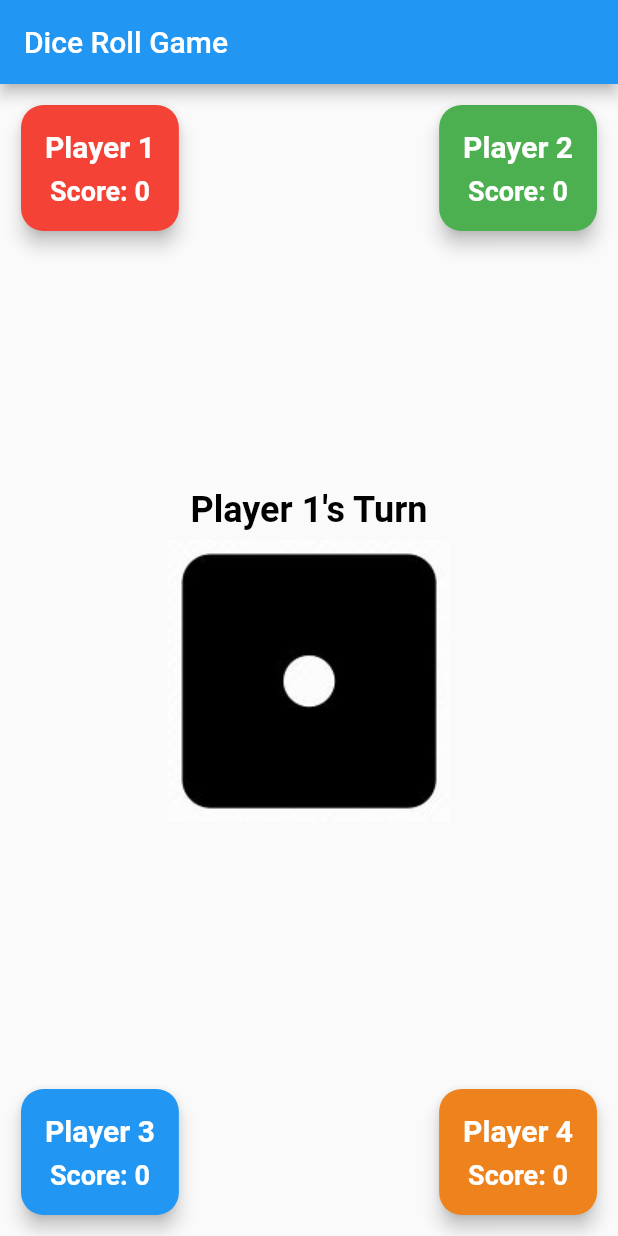
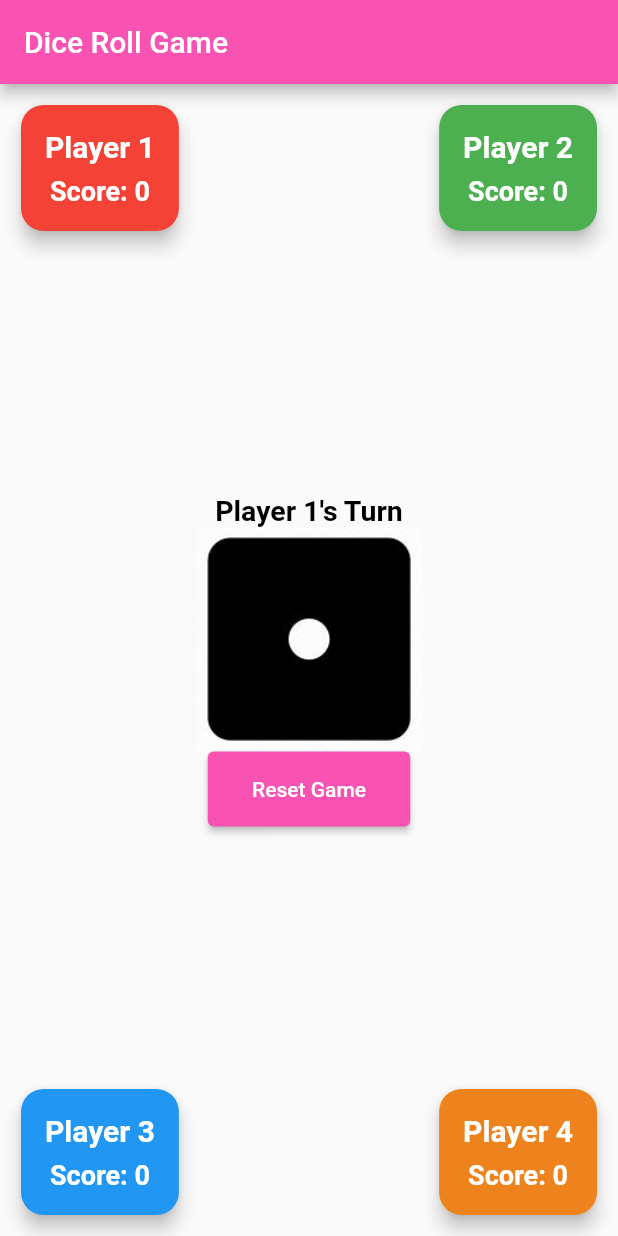
Before and after one commit to muhammaduzairrazaq/dicerollgame, a Flutter app: the screen it shows after launch, on a phone screen of 412 x 824 dp. Run offline on Flutter 3.47's test engine with Material 2 defaults, Android fonts, the light colour scheme and no system bars.

Commit message:
main.dart changed

```diff
--- a/ludogame_flutterapp/lib/main.dart
+++ b/ludogame_flutterapp/lib/main.dart
@@ -9,9 +9,11 @@ class DiceRollApp extends StatelessWidget {
   @override
   Widget build(BuildContext context) {
     return MaterialApp(
+      debugShowCheckedModeBanner: false,
       home: Scaffold(
         appBar: AppBar(
           title: Text('Dice Roll Game'),
+          backgroundColor: Color.fromRGBO(248, 82, 179, 1),
         ),
         body: Center(
           child: DiceRollScreen(),
@@ -26,69 +28,46 @@ class DiceRollScreen extends StatefulWidget {
   _DiceRollScreenState createState() => _DiceRollScreenState();
 }
 
-class _DiceRollScreenState extends State<DiceRollScreen>
-    with SingleTickerProviderStateMixin {
-  late AnimationController _controller;
-  late Animation<double> _animation;
-
+class _DiceRollScreenState extends State<DiceRollScreen> {
   int _currentValue = 1;
   int _currentPlayer = 1;
   List<int> _playerScores = [0, 0, 0, 0];
   int _turnCount = 0;
 
-  @override
-  void initState() {
-    super.initState();
-    _controller = AnimationController(
-      vsync: this,
-      duration: Duration(seconds: 2),
-    );
+  bool _rolling = false;
 
-    _animation = Tween(begin: 0.0, end: 1.0).animate(
-      CurvedAnimation(
-        parent: _controller,
-        curve: Curves.easeInOut,
-      ),
-    )..addListener(() {
+  void _rollDice() {
+    if (_rolling) {
+      return;
+    }
+
+    int rollValue = Random().nextInt(6) + 1;
     setState(() {
-        _currentValue = (_animation.value * 6).ceil();
-      });
+      _rolling = true;
+      _currentValue = rollValue;
     });
 
-    _controller.addStatusListener((status) {
-      if (status == AnimationStatus.completed) {
-        _controller.reset();
     setState(() {
-          _currentValue = Random().nextInt(6) + 1;
-          _playerScores[_currentPlayer - 1] += _currentValue;
+      _rolling = false;
+      _playerScores[_currentPlayer - 1] += rollValue;
 
-          if (++_turnCount >= 12) {
+      if (rollValue != 6) {
+        _turnCount++;
+      }
+
+      if (rollValue == 6) {
+        return;
+      }
+
+      if (_turnCount >= 12) {
         _showWinnerDialog();
       } else {
         _currentPlayer = (_currentPlayer % 4) + 1;
       }
     });
   }
-    });
-  }
-
-  @override
-  void dispose() {
-    _controller.dispose();
-    super.dispose();
-  }
-
-  void _rollDice() {
-    if (_controller.isAnimating) {
-      return;
-    }
-    _controller.forward();
-  }
 
   void _showWinnerDialog() {
-    showDialog(
-      context: context,
-      builder: (context) {
     int maxScore = _playerScores.reduce(max);
     List<int> winners = [];
     for (int i = 0; i < _playerScores.length; i++) {
@@ -96,6 +75,9 @@ class _DiceRollScreenState extends State<DiceRollScreen>
         winners.add(i + 1);
       }
     }
+    showDialog(
+      context: context,
+      builder: (context) {
         return AlertDialog(
           title: Text('Game Over'),
           content: Text('Player $winners win with a score of $maxScore!'),
@@ -164,35 +146,31 @@ class _DiceRollScreenState extends State<DiceRollScreen>
           child: Column(
             mainAxisAlignment: MainAxisAlignment.center,
             crossAxisAlignment: CrossAxisAlignment.center,
-            children: <Widget>[
+            children: [
               Text(
                 'Player $_currentPlayer\'s Turn',
                 style: TextStyle(
-                  fontSize: 24,
+                  fontSize: 19,
                   fontWeight: FontWeight.bold,
                   color: Colors.black,
                 ),
               ),
               GestureDetector(
                 onTap: _rollDice,
-                child: AnimatedSwitcher(
-                  duration: Duration(milliseconds: 500),
-                  switchInCurve: Curves.easeInOut,
-                  switchOutCurve: Curves.easeInOut,
-                  transitionBuilder: (child, animation) {
-                    return RotationTransition(
-                      turns: animation,
-                      child: child,
-                    );
-                  },
                 child: Container(
-                    key: ValueKey<int>(_currentValue),
-                    width: 200.0,
-                    height: 200.0,
+                  width: 150.0,
+                  height: 150.0,
                   child: Image.asset(
                     _getImagePath(_currentValue),
                   ),
                 ),
+              ),
+              ElevatedButton(
+                onPressed: _resetGame,
+                child: Text('Reset Game'),
+                style: ElevatedButton.styleFrom(
+                  minimumSize: Size(135, 50),
+                  backgroundColor: Color.fromRGBO(248, 82, 179, 1),
                 ),
               ),
             ],
@@ -212,7 +190,6 @@ class _DiceRollScreenState extends State<DiceRollScreen>
       child: Padding(
         padding: const EdgeInsets.all(16.0),
         child: Column(
-          mainAxisSize: MainAxisSize.min,
           children: [
             Text(
               'Player $playerNumber',
```
Lines whose indentation alone changed are shown as unchanged.
